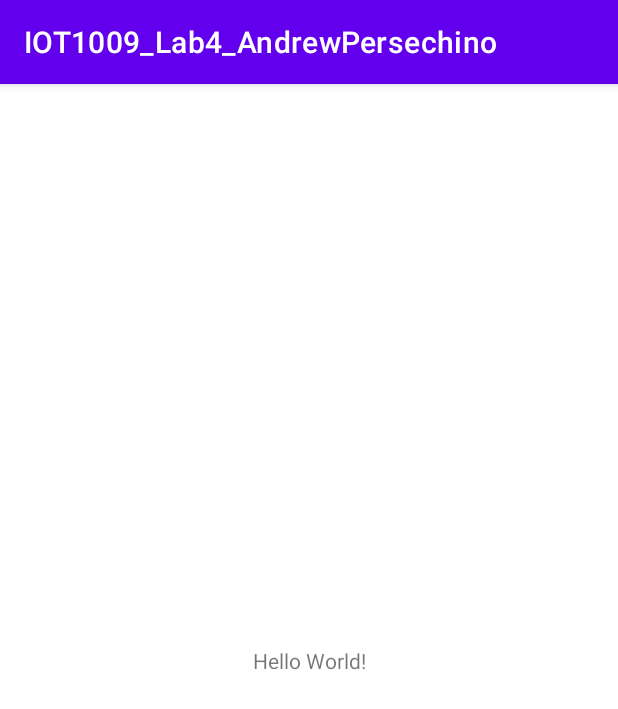
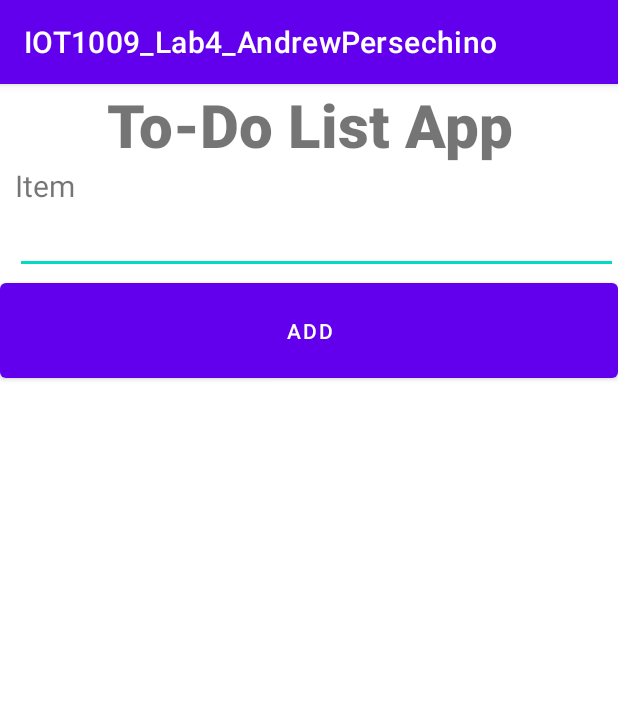
Before and after one commit to Andrew13524/IOT1009_Lab4_AndrewPersechino, an Android app: the screen it shows after launch (MainActivity), on a phone screen of 412 x 824 dp. Shown: the top 709 px of the screen. Run offline under Robolectric (Android 15) with nearby library versions, the phone set to English and light mode, and no system bars.

Commit message:
Added UI Elements

```diff
--- a/app/src/main/java/com/example/iot1009_lab4_andrewpersechino/MainActivity.java
+++ b/app/src/main/java/com/example/iot1009_lab4_andrewpersechino/MainActivity.java
@@ -3,12 +3,31 @@ package com.example.iot1009_lab4_andrewpersechino;
 import androidx.appcompat.app.AppCompatActivity;
 
 import android.os.Bundle;
+import android.widget.ArrayAdapter;
+import android.widget.Button;
+import android.widget.EditText;
+import android.widget.ListView;
+
+import java.util.ArrayList;
 
 public class MainActivity extends AppCompatActivity {
+    ArrayList<String> arrayList;
+    EditText editText;
+    ListView listView;
+    Button addButton;
 
     @Override
     protected void onCreate(Bundle savedInstanceState) {
         super.onCreate(savedInstanceState);
         setContentView(R.layout.activity_main);
+
+        arrayList = new ArrayList<>();
+        editText = findViewById(R.id.editText);
+        listView = findViewById(R.id.listView);
+        addButton = findViewById(R.id.addButton);
+
+        ArrayAdapter arrayAdapter = new ArrayAdapter(this, android.R.layout.select_dialog_multichoice, arrayList);
+        listView.setAdapter(arrayAdapter);
+
     }
 }
--- a/app/src/main/res/layout/activity_main.xml
+++ b/app/src/main/res/layout/activity_main.xml
@@ -1,18 +1,43 @@
 <?xml version="1.0" encoding="utf-8"?>
-<androidx.constraintlayout.widget.ConstraintLayout xmlns:android="http://schemas.android.com/apk/res/android"
+<LinearLayout xmlns:android="http://schemas.android.com/apk/res/android"
     xmlns:app="http://schemas.android.com/apk/res-auto"
     xmlns:tools="http://schemas.android.com/tools"
     android:layout_width="match_parent"
     android:layout_height="match_parent"
-    tools:context=".MainActivity">
+    tools:context=".MainActivity"
+    android:orientation="vertical">
+
+    <TextView
+        android:layout_width="match_parent"
+        android:layout_height="wrap_content"
+        android:text="To-Do List App"
+        android:textAlignment="center"
+        android:textSize="40dp"
+        android:fontFamily="sans-serif-black"/>
 
     <TextView
         android:layout_width="wrap_content"
         android:layout_height="wrap_content"
-        android:text="Hello World!"
-        app:layout_constraintBottom_toBottomOf="parent"
-        app:layout_constraintLeft_toLeftOf="parent"
-        app:layout_constraintRight_toRightOf="parent"
-        app:layout_constraintTop_toTopOf="parent" />
+        android:text="Item"
+        android:layout_marginLeft="10dp"
+        android:textSize="20dp" />
 
-</androidx.constraintlayout.widget.ConstraintLayout>
+    <EditText
+        android:id="@+id/editText"
+        android:layout_width="match_parent"
+        android:layout_height="wrap_content"
+        android:layout_marginLeft="10dp"/>
+
+    <ListView
+        android:id="@+id/listView"
+        android:layout_width="match_parent"
+        android:layout_height="wrap_content" />
+
+    <Button
+        android:id="@+id/addButton"
+        android:layout_width="match_parent"
+        android:layout_height="75dp"
+        android:text="ADD"
+        android:layout_gravity="bottom"/>
+
+</LinearLayout>
```
